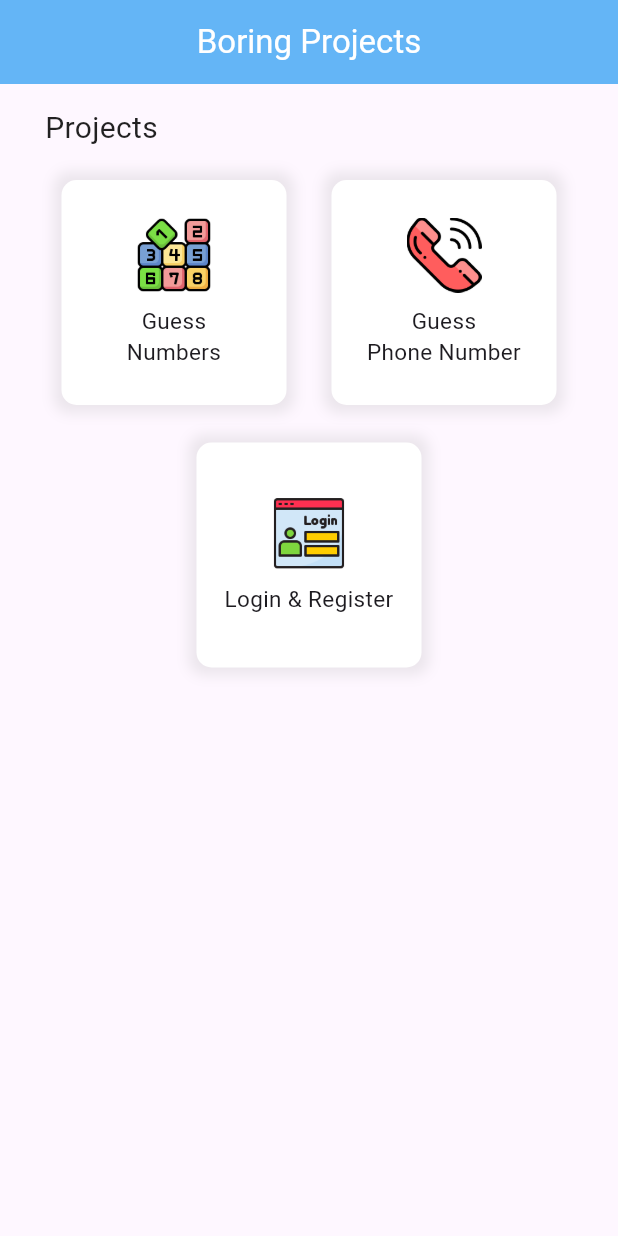
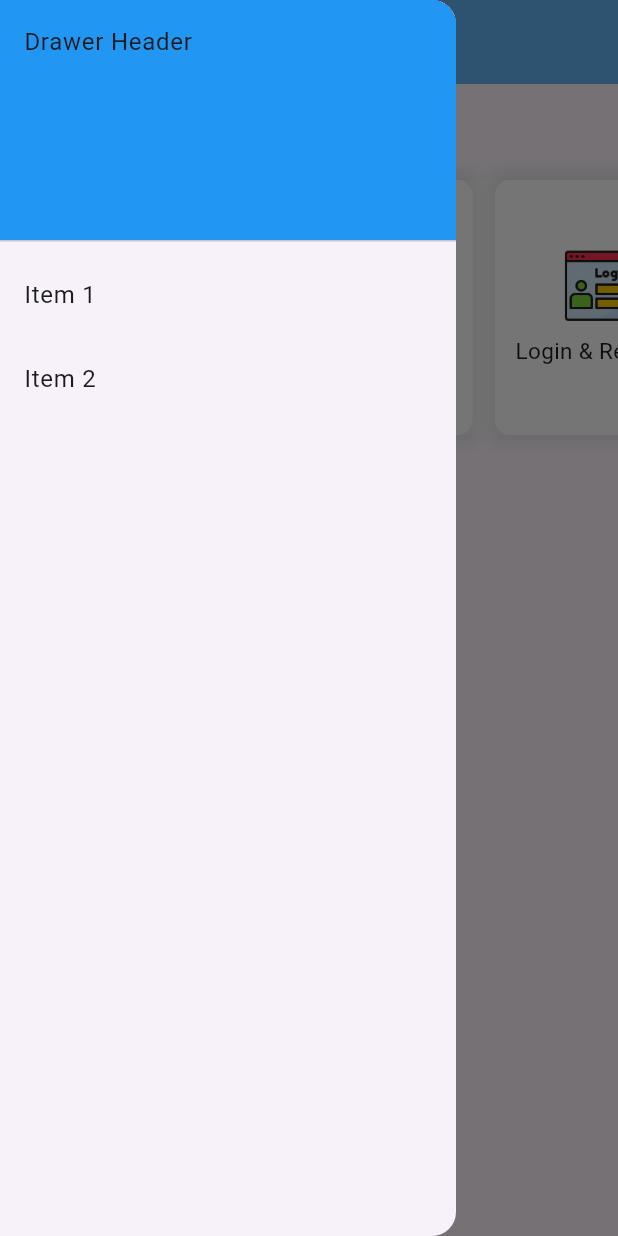
Before and after one commit to borennmorm/my_first_app, a Flutter app: the screen it shows after launch, with the side drawer open (before the commit the screen has no drawer), on a phone screen of 412 x 824 dp. Run offline on Flutter 3.47's test engine with Material 3 defaults, Android fonts, the phone set to English and light mode, and no system bars.

Commit message:
Resolved conflicts

```diff
--- /dev/null
+++ b/lib/components/my_buttons_cards.dart
@@ -0,0 +1,56 @@
+import 'package:flutter/material.dart';
+
+class MyButtonCard extends StatelessWidget {
+  final String imagePath;
+  final String titleCard;
+  final Function()? onTap;
+
+  const MyButtonCard(
+      {super.key,
+      required this.imagePath,
+      required this.titleCard,
+      required this.onTap});
+
+  @override
+  Widget build(BuildContext context) {
+    return GestureDetector(
+      onTap: onTap,
+      child: Container(
+        width: 140,
+        height: 170,
+        decoration: BoxDecoration(
+          color: Colors.white, // Add background color
+          borderRadius: BorderRadius.circular(10), // Add rounded corners
+          boxShadow: [
+            BoxShadow(
+              color: Colors.grey.withOpacity(0.2),
+              spreadRadius: 5,
+              blurRadius: 7,
+            ),
+          ],
+        ),
+        child: Center(
+          child: Column(
+            mainAxisAlignment: MainAxisAlignment.center,
+            children: [
+              SizedBox(
+                width: 50,
+                height: 50,
+                child: Image.asset(
+                  imagePath,
+                  fit: BoxFit.contain,
+                ),
+              ),
+              const SizedBox(height: 8),
+              Text(
+                titleCard,
+                textAlign: TextAlign.center,
+                style: const TextStyle(fontSize: 15),
+              ),
+            ],
+          ),
+        ),
+      ),
+    );
+  }
+}
--- /dev/null
+++ b/lib/components/my_drawer.dart
@@ -0,0 +1,30 @@
+import 'package:flutter/material.dart';
+
+class MyDrawer extends StatelessWidget {
+  const MyDrawer({super.key});
+
+  @override
+  Widget build(BuildContext context) {
+    return Drawer(
+      child: ListView(
+        padding: EdgeInsets.zero,
+        children: [
+          const DrawerHeader(
+            decoration: BoxDecoration(
+              color: Colors.blue,
+            ),
+            child: Text('Drawer Header'),
+          ),
+          ListTile(
+            title: const Text('Item 1'),
+            onTap: () {},
+          ),
+          ListTile(
+            title: const Text('Item 2'),
+            onTap: () {},
+          ),
+        ],
+      ),
+    );
+  }
+}
--- a/lib/main.dart
+++ b/lib/main.dart
@@ -3,18 +3,21 @@ import './pages/loading.dart';
 import './pages/home_page.dart';
 
 void main() {
-  runApp(MainApp());
+  runApp(const MainApp());
 }
 
 class MainApp extends StatelessWidget {
+  const MainApp({super.key});
+
   @override
   Widget build(BuildContext context) {
     return MaterialApp(
+      debugShowCheckedModeBanner: false,
       title: 'My App',
       initialRoute: '/loading',
       routes: {
-        '/loading': (context) => Loading(),
-        '/home': (context) => HomePage(),
+        '/loading': (context) => const Loading(),
+        '/home': (context) => const HomePage(),
       },
     );
   }
--- a/lib/pages/home_page.dart
+++ b/lib/pages/home_page.dart
@@ -1,15 +1,18 @@
 import 'package:flutter/material.dart';
+import 'package:random_number/components/my_buttons_cards.dart';
+import 'package:random_number/components/my_drawer.dart';
 import 'package:random_number/pages/login_page.dart';
 import '../pages/guess_number.dart';
 import '../pages/guess_phone_number.dart';
 
 class HomePage extends StatelessWidget {
-  const HomePage({Key? key});
+  const HomePage({super.key});
 
   @override
   Widget build(BuildContext context) {
     return Scaffold(
       appBar: buildAppBar(),
+      drawer: MyDrawer(),
       body: Center(
         child: Column(
           crossAxisAlignment: CrossAxisAlignment.start,
@@ -21,20 +24,60 @@ class HomePage extends StatelessWidget {
                 style: TextStyle(fontSize: 20, color: Colors.black87),
               ),
             ),
-            const SizedBox(height: 20), // Add vertical spacing
-            const Row(
-              mainAxisAlignment: MainAxisAlignment.center,
-              children: [
-                GusseNumberButton(),
-                GuessPhoneNumber(),
-              ],
+            SingleChildScrollView(
+              padding: const EdgeInsets.all(20),
+              scrollDirection: Axis.horizontal,
+              child: Container(
+                color: Colors.white, // Set the background color to white
+                child: Row(
+                  mainAxisAlignment: MainAxisAlignment.center,
+                  children: [
+                    // Guess Number
+                    MyButtonCard(
+                      imagePath: 'assets/images/numbers.png',
+                      titleCard: 'Guess\nNumber',
+                      onTap: () {
+                        Navigator.push(
+                          context,
+                          MaterialPageRoute(
+                              builder: (context) => const GuessNumber()),
+                        );
+                      },
+                    ),
+                    const SizedBox(width: 15),
+
+                    // Guess Phone Number
+                    MyButtonCard(
+                      imagePath: 'assets/images/telephone.png',
+                      titleCard: 'Guess\nPhone Number',
+                      onTap: () {
+                        Navigator.push(
+                          context,
+                          MaterialPageRoute(
+                              builder: (context) => GussePhoneNumber()),
+                        );
+                      },
+                    ),
+                    const SizedBox(width: 15),
+
+                    // Login Page
+                    MyButtonCard(
+                      imagePath: 'assets/images/login.png',
+                      titleCard: 'Login & Register',
+                      onTap: () {
+                        Navigator.push(
+                          context,
+                          MaterialPageRoute(
+                              builder: (context) => const LoginPage()),
+                        );
+                      },
+                    ),
+                  ],
+                ),
+              ),
             ),
-            const Row(
-              mainAxisAlignment: MainAxisAlignment.center,
-              children: [
-                LoginRegisterPage(),
-              ],
-            ),
+
+            // Add more rows as needed
           ],
         ),
       ),
@@ -50,167 +93,3 @@ class HomePage extends StatelessWidget {
     );
   }
 }
-
-class LoginRegisterPage extends StatelessWidget {
-  const LoginRegisterPage({
-    super.key,
-  });
-
-  @override
-  Widget build(BuildContext context) {
-    return GestureDetector(
-      onTap: () {
-        // Navigate to another page here
-        Navigator.push(
-          context,
-          MaterialPageRoute(builder: (context) => LoginPage()),
-        );
-      },
-      child: Container(
-        width: 150,
-        height: 150,
-        margin: const EdgeInsets.only(left: 15, right: 15, bottom: 25),
-        decoration: BoxDecoration(
-          color: Colors.white, // Add background color
-          borderRadius: BorderRadius.circular(10), // Add rounded corners
-          boxShadow: [
-            BoxShadow(
-              color: Colors.grey.withOpacity(0.2),
-              spreadRadius: 5,
-              blurRadius: 7,
-            ),
-          ],
-        ),
-        child: Center(
-          child: Column(
-            mainAxisAlignment: MainAxisAlignment.center,
-            children: [
-              SizedBox(
-                width: 50,
-                height: 50,
-                child: Image.asset(
-                  'assets/images/login.png',
-                  fit: BoxFit.contain,
-                ),
-              ),
-              const SizedBox(height: 8),
-              const Text(
-                'Login & Register',
-                textAlign: TextAlign.center,
-                style: TextStyle(fontSize: 15),
-              ),
-            ],
-          ),
-        ),
-      ),
-    );
-  }
-}
-
-class GuessPhoneNumber extends StatelessWidget {
-  const GuessPhoneNumber({Key? key});
-
-  @override
-  Widget build(BuildContext context) {
-    return GestureDetector(
-      onTap: () {
-        // Navigate to another page here
-        Navigator.push(
-          context,
-          MaterialPageRoute(builder: (context) => GussePhoneNumber()),
-        );
-      },
-      child: Container(
-        width: 150,
-        height: 150,
-        margin: const EdgeInsets.only(left: 15, right: 15, bottom: 25),
-        decoration: BoxDecoration(
-          color: Colors.white, // Add background color
-          borderRadius: BorderRadius.circular(10), // Add rounded corners
-          boxShadow: [
-            BoxShadow(
-              color: Colors.grey.withOpacity(0.2),
-              spreadRadius: 5,
-              blurRadius: 7,
-            ),
-          ],
-        ),
-        child: Center(
-          child: Column(
-            mainAxisAlignment: MainAxisAlignment.center,
-            children: [
-              SizedBox(
-                width: 50,
-                height: 50,
-                child: Image.asset(
-                  'assets/images/telephone.png',
-                  fit: BoxFit.contain,
-                ),
-              ),
-              const SizedBox(height: 8),
-              const Text(
-                'Guess\nPhone Number',
-                textAlign: TextAlign.center,
-                style: TextStyle(fontSize: 15),
-              ),
-            ],
-          ),
-        ),
-      ),
-    );
-  }
-}
-
-class GusseNumberButton extends StatelessWidget {
-  const GusseNumberButton({Key? key});
-
-  @override
-  Widget build(BuildContext context) {
-    return GestureDetector(
-      onTap: () {
-        // Navigate to another page here
-        Navigator.push(
-          context,
-          MaterialPageRoute(builder: (context) => const GuessNumber()),
-        );
-      },
-      child: Container(
-        width: 150,
-        height: 150,
-        margin: const EdgeInsets.only(left: 15, right: 15, bottom: 25),
-        decoration: BoxDecoration(
-          color: Colors.white, // Add background color
-          borderRadius: BorderRadius.circular(10), // Add rounded corners
-          boxShadow: [
-            BoxShadow(
-              color: Colors.grey.withOpacity(0.2),
-              spreadRadius: 5,
-              blurRadius: 7,
-            ),
-          ],
-        ),
-        child: Center(
-          child: Column(
-            mainAxisAlignment: MainAxisAlignment.center,
-            children: [
-              SizedBox(
-                width: 50,
-                height: 50,
-                child: Image.asset(
-                  'assets/images/numbers.png',
-                  fit: BoxFit.contain,
-                ),
-              ),
-              const SizedBox(height: 8),
-              const Text(
-                'Guess\nNumbers',
-                textAlign: TextAlign.center,
-                style: TextStyle(fontSize: 15),
-              ),
-            ],
-          ),
-        ),
-      ),
-    );
-  }
-}
--- a/lib/pages/login_page.dart
+++ b/lib/pages/login_page.dart
@@ -4,7 +4,7 @@ import 'package:random_number/components/my_buttons.dart';
 import 'package:random_number/components/square_tile.dart';
 
 class LoginPage extends StatefulWidget {
-  LoginPage({super.key});
+  const LoginPage({super.key});
 
   @override
   State<LoginPage> createState() => _LoginPageState();
@@ -13,7 +13,7 @@ class LoginPage extends StatefulWidget {
 class _LoginPageState extends State<LoginPage> {
   // text editing controllers
   final usernameController = TextEditingController();
-  final TextEditingController passwordController = TextEditingController();
+  final passwordController = TextEditingController();
 
   // sign user in method
   void signUserIn() {
```
